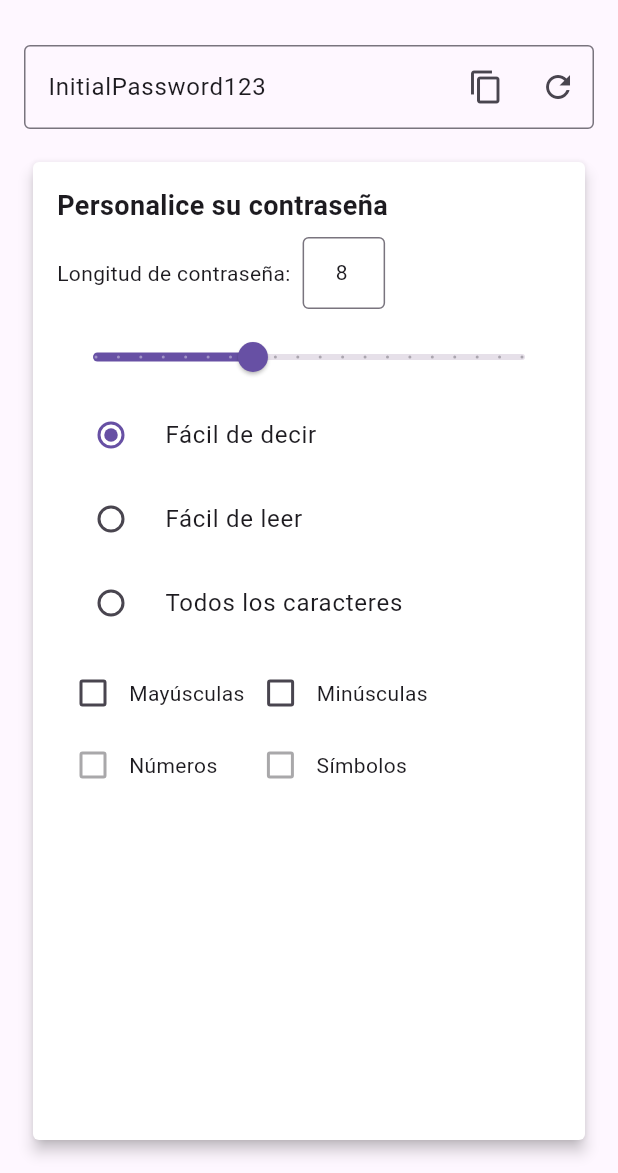
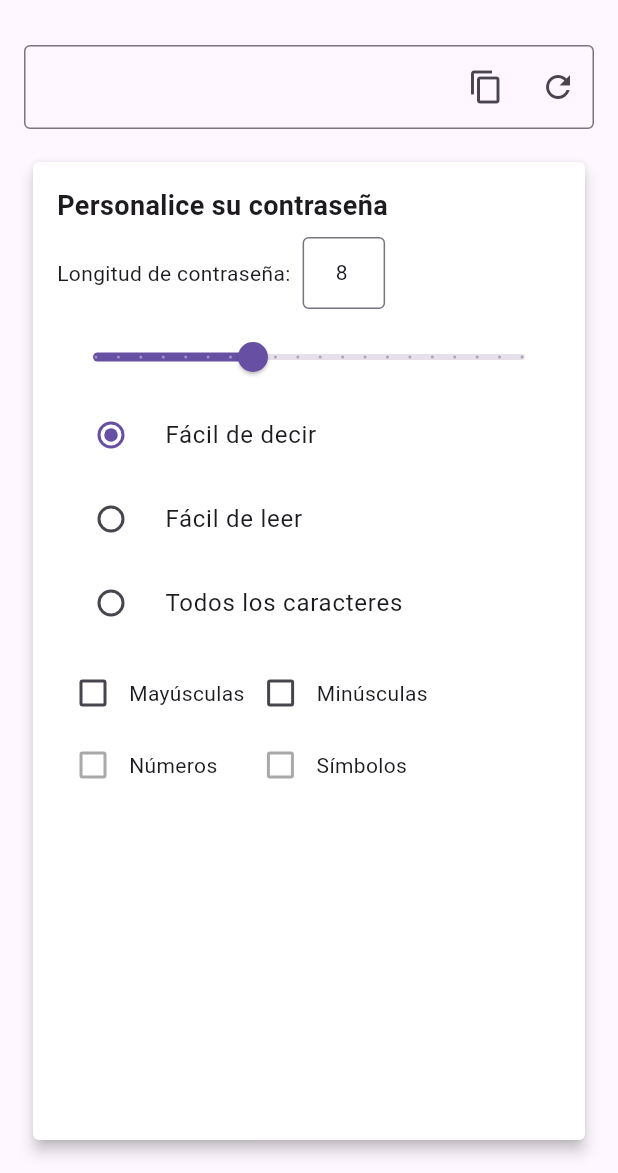
Before and after one commit to Lovealone1/Actividades_dll_movil, a Flutter app: the screen it shows after launch, on a phone screen of 412 x 824 dp, the part 63-1236 px from its top. Run offline on Flutter 3.47's test engine with Material 3 defaults, Android fonts, the phone set to English and light mode, and no system bars.

```diff
--- a/PasswordGenerator/password_generator/lib/views/homepage.dart
+++ b/PasswordGenerator/password_generator/lib/views/homepage.dart
@@ -14,8 +14,7 @@ class _ExamplePageState extends State<ExamplePage> {
   @override
   void initState() {
     super.initState();
-    _textController = TextEditingController();
-    _updatePassword(_generatePassword()); // Actualiza la contraseña inicial al inicio
+    _textController = TextEditingController(); // Actualiza la contraseña inicial al inicio
   }
 
   @override
@@ -53,11 +52,7 @@ class _ExamplePageState extends State<ExamplePage> {
     });
   }
 
-  // Genera una contraseña inicial
-  String _generatePassword() {
-    // Aquí puedes implementar la lógica para generar una contraseña inicial
-    return 'InitialPassword123'; // Ejemplo de contraseña inicial
-  }
+
 
   @override
   void dispose() {
```
